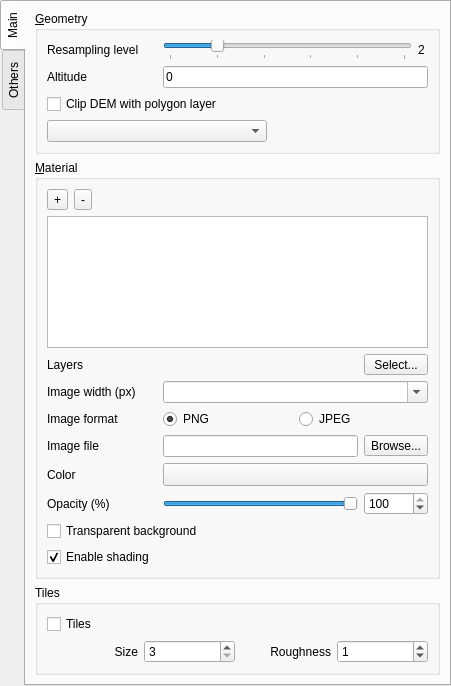
Qt form gui/ui/demproperties.ui (minorua/Qgis2threejs) before a commit.
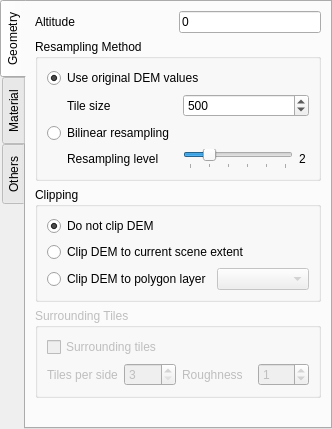
The same form after that commit. Custom widgets are drawn as their Qt base class.

Commit message:
add option to use original DEM values (fix #80, fix #398)
Allows creating regular grid data by tiling DEM layers without interpolation
when CRS matches the project settings and X and Y resolutions are the same.
Clipping option is not implemented yet.

The edit to the form file:
```diff
--- a/gui/ui/demproperties.ui
+++ b/gui/ui/demproperties.ui
@@ -6,8 +6,8 @@
    <rect>
     <x>0</x>
     <y>0</y>
-    <width>451</width>
-    <height>686</height>
+    <width>332</width>
+    <height>429</height>
    </rect>
   </property>
   <property name="windowTitle">
@@ -36,19 +36,99 @@
      </property>
      <widget class="QWidget" name="tab">
       <attribute name="title">
-       <string>Main</string>
+       <string>Geometry</string>
       </attribute>
       <layout class="QVBoxLayout" name="verticalLayout_2">
        <item>
-        <widget class="QGroupBox" name="groupBox_Geometry">
+        <layout class="QFormLayout" name="formLayout_Altitude">
+         <item row="0" column="0">
+          <widget class="QLabel" name="labelAltitude">
+           <property name="minimumSize">
+            <size>
+             <width>138</width>
+             <height>0</height>
+            </size>
+           </property>
+           <property name="text">
+            <string>Altitude</string>
+           </property>
+          </widget>
+         </item>
+         <item row="0" column="1">
+          <widget class="QLineEdit" name="lineEdit_Altitude">
+           <property name="text">
+            <string>0</string>
+           </property>
+          </widget>
+         </item>
+        </layout>
+       </item>
+       <item>
+        <widget class="QGroupBox" name="groupBoxResampMethod">
          <property name="title">
-          <string>&amp;Geometry</string>
+          <string>Resampling Method</string>
          </property>
-         <layout class="QVBoxLayout" name="verticalLayout_6">
+         <layout class="QVBoxLayout" name="verticalLayout_5">
           <item>
-           <layout class="QHBoxLayout" name="horizontalLayout_Resampling">
+           <widget class="QRadioButton" name="radioButton_OriginalValues">
+            <property name="text">
+             <string>Use original DEM values</string>
+            </property>
+            <property name="checked">
+             <bool>true</bool>
+            </property>
+           </widget>
+          </item>
             <item>
-             <widget class="QLabel" name="label_Resampling">
+           <layout class="QFormLayout" name="formLayoutOriginalValues">
+            <property name="leftMargin">
+             <number>20</number>
+            </property>
+            <item row="0" column="0">
+             <widget class="QLabel" name="labelTileSize">
+              <property name="minimumSize">
+               <size>
+                <width>110</width>
+                <height>0</height>
+               </size>
+              </property>
+              <property name="text">
+               <string>Tile size</string>
+              </property>
+             </widget>
+            </item>
+            <item row="0" column="1">
+             <widget class="QSpinBox" name="spinBox_TileSize">
+              <property name="minimum">
+               <number>100</number>
+              </property>
+              <property name="maximum">
+               <number>3000</number>
+              </property>
+              <property name="singleStep">
+               <number>100</number>
+              </property>
+              <property name="value">
+               <number>500</number>
+              </property>
+             </widget>
+            </item>
+           </layout>
+          </item>
+          <item>
+           <widget class="QRadioButton" name="radioButton_Resampling">
+            <property name="text">
+             <string>Bilinear resampling</string>
+            </property>
+           </widget>
+          </item>
+          <item>
+           <layout class="QHBoxLayout" name="horizontalLayoutResamp">
+            <property name="leftMargin">
+             <number>20</number>
+            </property>
+            <item>
+             <widget class="QLabel" name="labelResamp">
               <property name="minimumSize">
                <size>
                 <width>110</width>
@@ -62,9 +142,6 @@
             </item>
             <item>
              <widget class="QSlider" name="horizontalSlider_DEMSize">
-              <property name="enabled">
-               <bool>true</bool>
-              </property>
               <property name="minimum">
                <number>1</number>
               </property>
@@ -92,7 +169,7 @@
              </widget>
             </item>
             <item>
-             <widget class="QLabel" name="label_ResamplingLevel">
+             <widget class="QLabel" name="labelResampLevel">
               <property name="minimumSize">
                <size>
                 <width>10</width>
@@ -106,70 +183,166 @@
             </item>
            </layout>
           </item>
-          <item>
-           <layout class="QFormLayout" name="formLayout_Altitude">
-            <item row="0" column="0">
-             <widget class="QLabel" name="label_Altitude">
-              <property name="minimumSize">
-               <size>
-                <width>110</width>
-                <height>0</height>
-               </size>
-              </property>
-              <property name="text">
-               <string>Altitude</string>
-              </property>
-             </widget>
-            </item>
-            <item row="0" column="1">
-             <widget class="QLineEdit" name="lineEdit_Altitude">
-              <property name="text">
-               <string>0</string>
-              </property>
-             </widget>
-            </item>
-           </layout>
+         </layout>
+        </widget>
           </item>
           <item>
-           <layout class="QVBoxLayout" name="verticalLayout_Tiles"/>
-          </item>
-          <item>
-           <layout class="QVBoxLayout" name="verticalLayout_Clip">
-            <item>
-             <widget class="QCheckBox" name="checkBox_Clip">
+        <widget class="QGroupBox" name="groupBoxClip">
+         <property name="title">
+          <string>Clipping</string>
+         </property>
+         <layout class="QGridLayout" name="gridLayout_3">
+          <item row="2" column="0">
+           <widget class="QRadioButton" name="radioButton_ClipPolygon">
               <property name="text">
-               <string>Clip DEM with polygon layer</string>
+             <string>Clip DEM to polygon layer</string>
               </property>
              </widget>
             </item>
-            <item>
+          <item row="2" column="1">
              <widget class="QComboBox" name="comboBox_ClipLayer">
-              <property name="sizePolicy">
-               <sizepolicy hsizetype="Expanding" vsizetype="Fixed">
-                <horstretch>0</horstretch>
-                <verstretch>0</verstretch>
-               </sizepolicy>
-              </property>
-              <property name="maximumSize">
-               <size>
-                <width>220</width>
-                <height>16777215</height>
-               </size>
+            <property name="enabled">
+             <bool>false</bool>
+            </property>
+           </widget>
+          </item>
+          <item row="1" column="0" colspan="2">
+           <widget class="QRadioButton" name="radioButton_ClipBaseExtent">
+            <property name="text">
+             <string>Clip DEM to current scene extent</string>
               </property>
              </widget>
             </item>
-           </layout>
+          <item row="0" column="0">
+           <widget class="QRadioButton" name="radioButton_NoClip">
+            <property name="text">
+             <string>Do not clip DEM</string>
+            </property>
+            <property name="checked">
+             <bool>true</bool>
+            </property>
+           </widget>
           </item>
          </layout>
         </widget>
        </item>
        <item>
-        <widget class="QGroupBox" name="groupBox_Material">
+        <widget class="QGroupBox" name="groupBoxTiles">
+         <property name="enabled">
+          <bool>false</bool>
+         </property>
          <property name="title">
-          <string>&amp;Material</string>
+          <string>Surrounding Tiles</string>
+         </property>
+         <property name="checked">
+          <bool>false</bool>
          </property>
          <layout class="QVBoxLayout" name="verticalLayout_4">
           <item>
+           <widget class="QCheckBox" name="checkBox_Tiles">
+            <property name="text">
+             <string>Surrounding tiles</string>
+            </property>
+           </widget>
+          </item>
+          <item>
+           <layout class="QGridLayout" name="gridLayoutTiles">
+            <item row="0" column="0">
+             <widget class="QLabel" name="labelNumTiles">
+              <property name="minimumSize">
+               <size>
+                <width>70</width>
+                <height>0</height>
+               </size>
+              </property>
+              <property name="text">
+               <string>Tiles per side</string>
+              </property>
+             </widget>
+            </item>
+            <item row="0" column="1">
+             <widget class="QSpinBox" name="spinBox_Size">
+              <property name="minimumSize">
+               <size>
+                <width>40</width>
+                <height>0</height>
+               </size>
+              </property>
+              <property name="toolTip">
+               <string>Number of tiles is square of this value. Should be an odd number.</string>
+              </property>
+              <property name="minimum">
+               <number>3</number>
+              </property>
+              <property name="maximum">
+               <number>99</number>
+              </property>
+              <property name="singleStep">
+               <number>2</number>
+              </property>
+              <property name="value">
+               <number>3</number>
+              </property>
+             </widget>
+            </item>
+            <item row="0" column="3">
+             <widget class="QSpinBox" name="spinBox_Roughening">
+              <property name="minimumSize">
+               <size>
+                <width>40</width>
+                <height>0</height>
+               </size>
+              </property>
+              <property name="toolTip">
+               <string>Grid roughness of tiles other than center tile</string>
+              </property>
+              <property name="maximum">
+               <number>64</number>
+              </property>
+              <property name="value">
+               <number>1</number>
+              </property>
+             </widget>
+            </item>
+            <item row="0" column="2">
+             <widget class="QLabel" name="labelRoughness">
+              <property name="minimumSize">
+               <size>
+                <width>70</width>
+                <height>0</height>
+               </size>
+              </property>
+              <property name="text">
+               <string>Roughness</string>
+              </property>
+             </widget>
+            </item>
+           </layout>
+          </item>
+         </layout>
+        </widget>
+       </item>
+       <item>
+        <spacer name="verticalSpacer">
+         <property name="orientation">
+          <enum>Qt::Vertical</enum>
+         </property>
+         <property name="sizeHint" stdset="0">
+          <size>
+           <width>20</width>
+           <height>40</height>
+          </size>
+         </property>
+        </spacer>
+       </item>
+      </layout>
+     </widget>
+     <widget class="QWidget" name="tabMaterials">
+      <attribute name="title">
+       <string>Material</string>
+      </attribute>
+      <layout class="QVBoxLayout" name="verticalLayout_7">
+       <item>
            <layout class="QGridLayout" name="gridLayout_MtlBtns">
             <item row="0" column="1">
              <widget class="QToolButton" name="toolButton_RemoveMtl">
@@ -390,95 +563,8 @@
             </item>
            </layout>
           </item>
-         </layout>
-        </widget>
-       </item>
        <item>
-        <widget class="QGroupBox" name="groupBox_Tiles">
-         <property name="title">
-          <string>Tiles</string>
-         </property>
-         <layout class="QVBoxLayout" name="verticalLayout_3">
-          <item>
-           <widget class="QCheckBox" name="checkBox_Tiles">
-            <property name="text">
-             <string>Tiles</string>
-            </property>
-           </widget>
-          </item>
-          <item>
-           <layout class="QGridLayout" name="gridLayout_Tiles">
-            <item row="0" column="2">
-             <widget class="QLabel" name="label_Roughness">
-              <property name="text">
-               <string>Roughness</string>
-              </property>
-              <property name="alignment">
-               <set>Qt::AlignRight|Qt::AlignTrailing|Qt::AlignVCenter</set>
-              </property>
-             </widget>
-            </item>
-            <item row="0" column="3">
-             <widget class="QSpinBox" name="spinBox_Roughening">
-              <property name="minimumSize">
-               <size>
-                <width>70</width>
-                <height>0</height>
-               </size>
-              </property>
-              <property name="toolTip">
-               <string>Grid roughness of tiles other than center tile</string>
-              </property>
-              <property name="maximum">
-               <number>64</number>
-              </property>
-              <property name="value">
-               <number>1</number>
-              </property>
-             </widget>
-            </item>
-            <item row="0" column="1">
-             <widget class="QSpinBox" name="spinBox_Size">
-              <property name="minimumSize">
-               <size>
-                <width>70</width>
-                <height>0</height>
-               </size>
-              </property>
-              <property name="toolTip">
-               <string>Number of tiles is square of this value. Should be an odd number.</string>
-              </property>
-              <property name="minimum">
-               <number>3</number>
-              </property>
-              <property name="maximum">
-               <number>99</number>
-              </property>
-              <property name="singleStep">
-               <number>2</number>
-              </property>
-              <property name="value">
-               <number>3</number>
-              </property>
-             </widget>
-            </item>
-            <item row="0" column="0">
-             <widget class="QLabel" name="label_2">
-              <property name="text">
-               <string>Size</string>
-              </property>
-              <property name="alignment">
-               <set>Qt::AlignRight|Qt::AlignTrailing|Qt::AlignVCenter</set>
-              </property>
-             </widget>
-            </item>
-           </layout>
-          </item>
-         </layout>
-        </widget>
-       </item>
-       <item>
-        <spacer name="verticalSpacer">
+        <spacer name="verticalSpacer_2">
          <property name="orientation">
           <enum>Qt::Vertical</enum>
          </property>
```
Left out of the diff: 125 changed lines with no effect on the pictures. Lines whose indentation alone changed are shown as unchanged. The commit also changes 8 other files.
